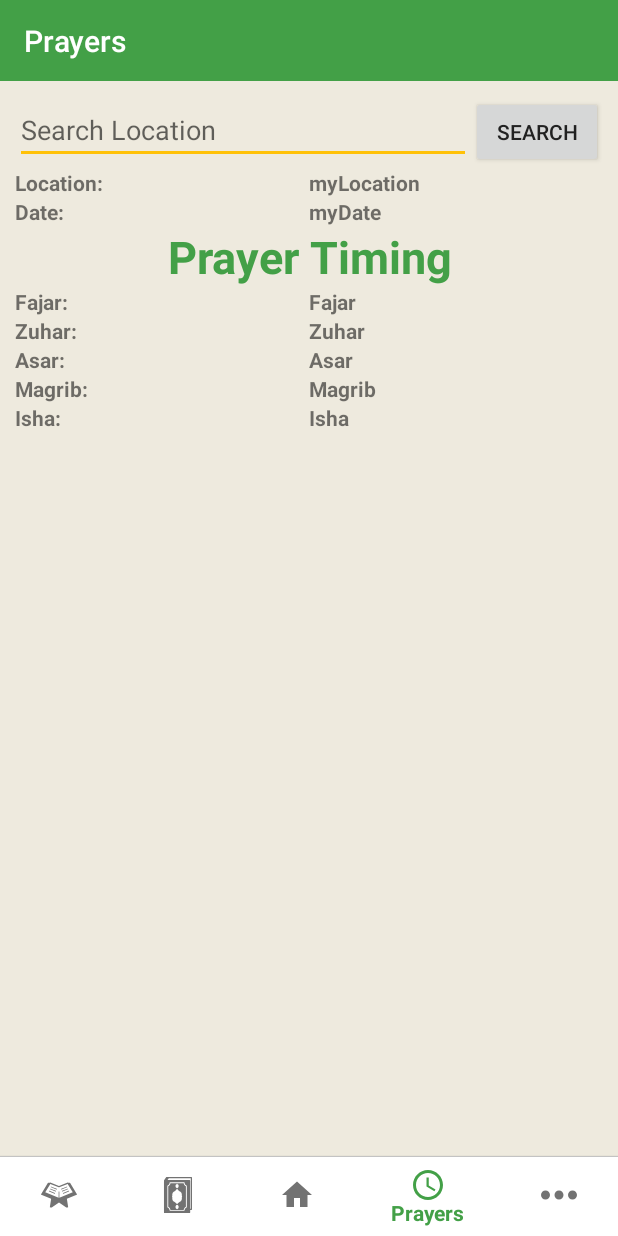
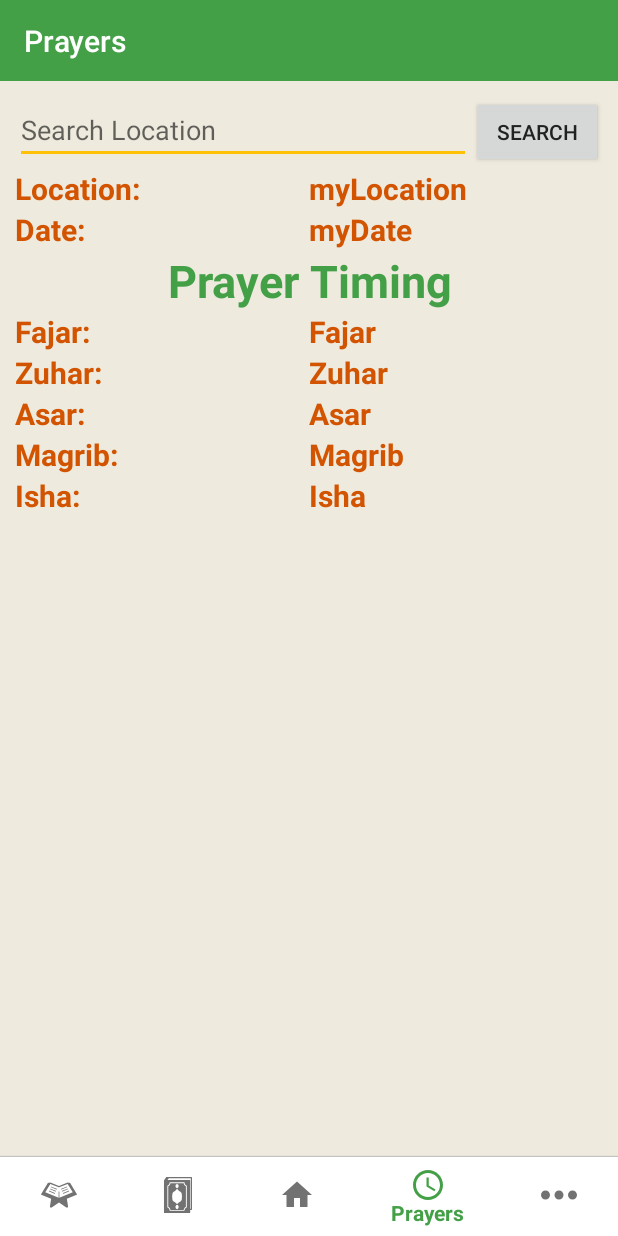
Before and after one commit to AtiqZaman/MuslimAsset, an Android app: the screen it shows after launch (ActivityPrayer), item 4 of the bottom bar chosen, on a phone screen of 412 x 824 dp. Run offline under Robolectric (Android 15) with nearby library versions, the light colour scheme and no system bars; our stand-ins replace Volley; network calls fail.

Commit message:
Location base prayer timing has been set

```diff
--- a/app/src/main/java/com/atiq/MuslimAsset/ActivityPrayer.java
+++ b/app/src/main/java/com/atiq/MuslimAsset/ActivityPrayer.java
@@ -30,7 +30,7 @@ public class ActivityPrayer extends AppCompatActivity {
 
     private static final String TAG = "tag";
     //url
-    String url;
+    String url = "http://muslimsalat.com/mianwali.json?key=84260ed261bdbd456a62718944fdd125";;
 
     // Tag used to cancel the request
     String tag_json_obj = "json_obj_req";
@@ -85,6 +85,68 @@ public class ActivityPrayer extends AppCompatActivity {
             }
         });
 
+        pDialog = new ProgressDialog(this);
+        pDialog.setMessage("Loading...");
+        pDialog.show();
+
+
+        JsonObjectRequest jsonObjReq = new JsonObjectRequest(Request.Method.GET,
+                url, null,
+                new Response.Listener<JSONObject>() {
+
+                    @Override
+                    public void onResponse(JSONObject response) {
+                        //Log.d(TAG, response.toString());
+                        //Toast.makeText(ActivityPrayer.this, response.toString(), Toast.LENGTH_SHORT).show();
+
+                        //get data from json
+                        try {
+                            //get Location
+                            String  country   = response.get("country").toString();
+                            String  state     = response.get("state").toString();
+                            String  city      = response.get("city").toString();
+                            String  location  = country +", "+ state +", "+city;
+
+                            //get date
+                            String date = response.getJSONArray("items").getJSONObject(0).get("date_for").toString();
+
+
+                            //get Namaz Timing
+                            String mFajar = response.getJSONArray("items").getJSONObject(0).get("fajr").toString();
+                            String mZuhr = response.getJSONArray("items").getJSONObject(0).get("dhuhr").toString();
+                            String mAsar = response.getJSONArray("items").getJSONObject(0).get("asr").toString();
+                            String mMagrib = response.getJSONArray("items").getJSONObject(0).get("maghrib").toString();
+                            String mIsha = response.getJSONArray("items").getJSONObject(0).get("isha").toString();
+
+                            //Set this dat to textview
+                            mFajarTv.setText(mFajar);
+                            mZuharTv.setText(mZuhr);
+                            mAsarTv.setText(mAsar);
+                            mMagribTv.setText(mMagrib);
+                            mIshaTv.setText(mIsha);
+                            mLocationTv.setText(location);
+                            mDateTv.setText(date);
+
+
+                        } catch (JSONException e) {
+                            e.printStackTrace();
+                        }
+
+                        pDialog.hide();
+                    }
+                }, new Response.ErrorListener() {
+
+            @Override
+            public void onErrorResponse(VolleyError error) {
+                VolleyLog.d(TAG, "Error: " + error.getMessage());
+                Toast.makeText(ActivityPrayer.this, "Error", Toast.LENGTH_SHORT).show();
+                // hide the progress dialog
+                pDialog.hide();
+            }
+        });
+
+        // Adding request to request queue
+        AppController.getInstance().addToRequestQueue(jsonObjReq, tag_json_obj);
 
         //End Prayers timing code
 
--- /dev/null
+++ b/app/src/main/java/com/atiq/MuslimAsset/prayersActivityFiles/AppController.java
@@ -0,0 +1,63 @@
+package com.atiq.MuslimAsset.prayersActivityFiles;
+
+import android.app.Application;
+import android.text.TextUtils;
+
+import com.android.volley.Request;
+import com.android.volley.RequestQueue;
+import com.android.volley.toolbox.ImageLoader;
+import com.android.volley.toolbox.Volley;
+
+public class AppController extends Application {
+
+    public static final String TAG = AppController.class.getSimpleName();
+
+    private RequestQueue mRequestQueue;
+    private ImageLoader mImageLoader;
+
+    private static AppController mInstance;
+
+    @Override
+    public void onCreate() {
+        super.onCreate();
+        mInstance = this;
+    }
+
+    public static synchronized AppController getInstance() {
+        return mInstance;
+    }
+
+    public RequestQueue getRequestQueue() {
+        if (mRequestQueue == null) {
+            mRequestQueue = Volley.newRequestQueue(getApplicationContext());
+        }
+
+        return mRequestQueue;
+    }
+
+    public ImageLoader getImageLoader() {
+        getRequestQueue();
+        if (mImageLoader == null) {
+            mImageLoader = new ImageLoader(this.mRequestQueue,
+                    new LruBitmapCache());
+        }
+        return this.mImageLoader;
+    }
+
+    public <T> void addToRequestQueue(Request<T> req, String tag) {
+        // set the default tag if tag is empty
+        req.setTag(TextUtils.isEmpty(tag) ? TAG : tag);
+        getRequestQueue().add(req);
+    }
+
+    public <T> void addToRequestQueue(Request<T> req) {
+        req.setTag(TAG);
+        getRequestQueue().add(req);
+    }
+
+    public void cancelPendingRequests(Object tag) {
+        if (mRequestQueue != null) {
+            mRequestQueue.cancelAll(tag);
+        }
+    }
+}
--- a/app/src/main/res/layout/activity_prayer.xml
+++ b/app/src/main/res/layout/activity_prayer.xml
@@ -94,7 +94,9 @@
 
                         <TextView
                             android:text="Location: "
+                            android:textSize="20sp"
                             android:textStyle="bold"
+                            android:textColor="@color/textColor"
                             android:layout_weight="1"
                             android:layout_width="match_parent"
                             android:layout_height="wrap_content" />
@@ -102,7 +104,9 @@
                         <TextView
                             android:id="@+id/locationTv"
                             android:text="myLocation"
+                            android:textSize="20sp"
                             android:textStyle="bold"
+                            android:textColor="@color/textColor"
                             android:layout_weight="1"
                             android:layout_width="match_parent"
                             android:layout_height="wrap_content" />
@@ -114,7 +118,9 @@
 
                         <TextView
                             android:text="Date: "
+                            android:textSize="20sp"
                             android:textStyle="bold"
+                            android:textColor="@color/textColor"
                             android:layout_weight="1"
                             android:layout_width="match_parent"
                             android:layout_height="wrap_content" />
@@ -122,7 +128,9 @@
                         <TextView
                             android:id="@+id/dateTv"
                             android:text="myDate"
+                            android:textSize="20sp"
                             android:textStyle="bold"
+                            android:textColor="@color/textColor"
                             android:layout_weight="1"
                             android:layout_width="match_parent"
                             android:layout_height="wrap_content" />
@@ -144,6 +152,8 @@
 
                         <TextView
                             android:text="Fajar: "
+                            android:textSize="20sp"
+                            android:textColor="@color/textColor"
                             android:textStyle="bold"
                             android:layout_weight="1"
                             android:layout_width="match_parent"
@@ -152,7 +162,9 @@
                         <TextView
                             android:id="@+id/fajarTv"
                             android:text="Fajar"
+                            android:textSize="20sp"
                             android:textStyle="bold"
+                            android:textColor="@color/textColor"
                             android:layout_weight="1"
                             android:layout_width="match_parent"
                             android:layout_height="wrap_content" />
@@ -164,7 +176,9 @@
 
                         <TextView
                             android:text="Zuhar: "
+                            android:textSize="20sp"
                             android:textStyle="bold"
+                            android:textColor="@color/textColor"
                             android:layout_weight="1"
                             android:layout_width="match_parent"
                             android:layout_height="wrap_content" />
@@ -172,7 +186,9 @@
                         <TextView
                             android:id="@+id/zuharTv"
                             android:text="Zuhar"
+                            android:textSize="20sp"
                             android:textStyle="bold"
+                            android:textColor="@color/textColor"
                             android:layout_weight="1"
                             android:layout_width="match_parent"
                             android:layout_height="wrap_content" />
@@ -185,7 +201,9 @@
 
                         <TextView
                             android:text="Asar: "
+                            android:textSize="20sp"
                             android:textStyle="bold"
+                            android:textColor="@color/textColor"
                             android:layout_weight="1"
                             android:layout_width="match_parent"
                             android:layout_height="wrap_content" />
@@ -193,7 +211,9 @@
                         <TextView
                             android:id="@+id/asarTv"
                             android:text="Asar"
+                            android:textSize="20sp"
                             android:textStyle="bold"
+                            android:textColor="@color/textColor"
                             android:layout_weight="1"
                             android:layout_width="match_parent"
                             android:layout_height="wrap_content" />
@@ -205,7 +225,9 @@
 
                         <TextView
                             android:text="Magrib: "
+                            android:textSize="20sp"
                             android:textStyle="bold"
+                            android:textColor="@color/textColor"
                             android:layout_weight="1"
                             android:layout_width="match_parent"
                             android:layout_height="wrap_content" />
@@ -213,7 +235,9 @@
                         <TextView
                             android:id="@+id/magribTv"
                             android:text="Magrib"
+                            android:textSize="20sp"
                             android:textStyle="bold"
+                            android:textColor="@color/textColor"
                             android:layout_weight="1"
                             android:layout_width="match_parent"
                             android:layout_height="wrap_content" />
@@ -225,7 +249,9 @@
 
                         <TextView
                             android:text="Isha: "
+                            android:textSize="20sp"
                             android:textStyle="bold"
+                            android:textColor="@color/textColor"
                             android:layout_weight="1"
                             android:layout_width="match_parent"
                             android:layout_height="wrap_content" />
@@ -233,7 +259,9 @@
                         <TextView
                             android:id="@+id/ishaTv"
                             android:text="Isha"
+                            android:textSize="20sp"
                             android:textStyle="bold"
+                            android:textColor="@color/textColor"
                             android:layout_weight="1"
                             android:layout_width="match_parent"
                             android:layout_height="wrap_content" />
--- a/app/src/main/res/values/color.xml
+++ b/app/src/main/res/values/color.xml
@@ -9,7 +9,7 @@
     <color name="secondaryTextColor">#727272</color>
     <color name="colorWhite">#fff</color>
     <color name="colorGray">#c3c3c3</color>
-
+    <color name="textColor">#d35400</color>
 
     <color name="mushaf2">#eeeade</color>
     <color name="mushaf3">#ede6d3</color>
```
Also changed, not shown: app/src/main/java/com/atiq/MuslimAsset/prayersActivityFiles/LruBitmapCache.java (added, +45 -0 lines).
